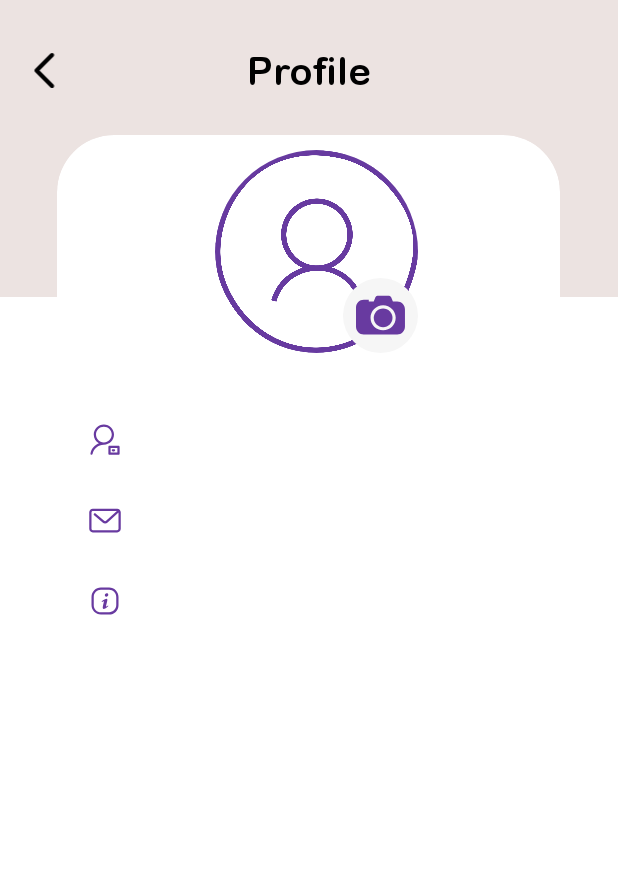
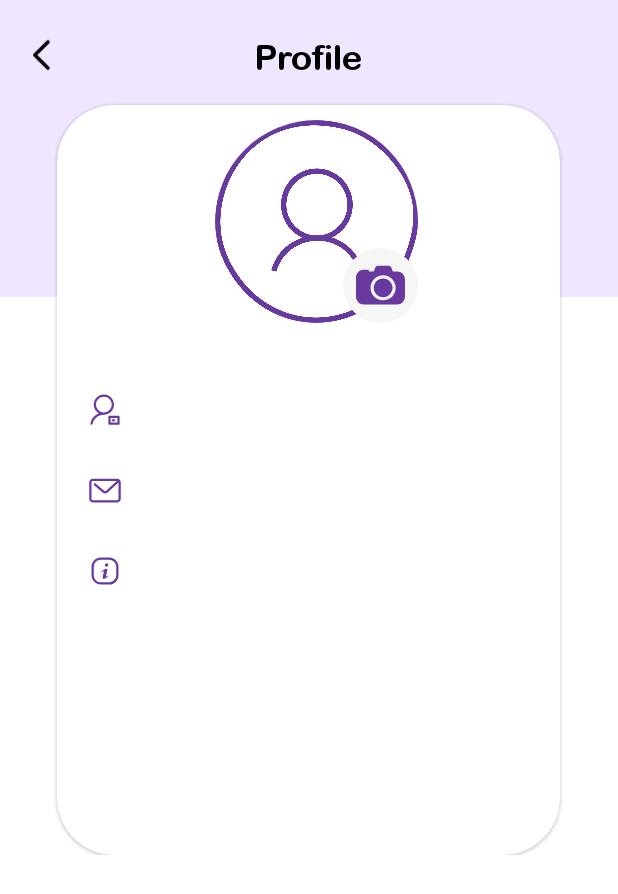
Before and after one commit to MahsaMoadab/ColorNotesApp, an Android app: the ProfileActivity screen opened directly, with no data from a screen before it, on a phone screen of 412 x 824 dp. Shown: the top 894 px of the screen. Run offline under Robolectric (Android 15) with nearby library versions, the phone set to English and light mode, and no system bars; our stand-ins replace CircleImageView, Firebase (no records; nobody signed in at launch, a user with empty details on screens opened directly), Picasso; libraries missing offline, so code that uses them is left out: com.theartofdev.edmodo; 6 statements that could not run were skipped.

Commit message:
Last change

```diff
--- a/app/src/main/res/drawable/back_profile.xml
+++ b/app/src/main/res/drawable/back_profile.xml
@@ -3,7 +3,7 @@
     android:shape="rectangle"
     xmlns:android="http://schemas.android.com/apk/res/android">
 
-    <solid android:color="@color/purple"/>
+    <solid android:color="@color/light_purple"/>
     <corners
         android:bottomLeftRadius="48sp"
         android:bottomRightRadius="48sp"/>
--- a/app/src/main/res/layout/activity_add_notes.xml
+++ b/app/src/main/res/layout/activity_add_notes.xml
@@ -34,7 +34,7 @@
             android:gravity="center"
             android:text="@string/add_note"
             android:textColor="@color/black"
-            android:textSize="24sp" />
+            android:textSize="22sp" />
 
         <ImageView
             android:id="@+id/back_home"
--- a/app/src/main/res/layout/activity_on_boarding.xml
+++ b/app/src/main/res/layout/activity_on_boarding.xml
@@ -53,7 +53,7 @@
             android:id="@+id/btn_start"
             android:layout_width="221dp"
             android:layout_height="wrap_content"
-            android:layout_marginBottom="48dp"
+            android:layout_marginBottom="46dp"
             android:background="@drawable/back_button"
             android:text="Get Started"
             android:visibility="invisible"
--- a/app/src/main/res/layout/activity_profile.xml
+++ b/app/src/main/res/layout/activity_profile.xml
@@ -20,25 +20,25 @@
             android:layout_width="match_parent"
             android:layout_height="198dp"
             android:padding="14dp"
-            android:background="@color/lighte_purple">
+            android:background="@color/light_purple">
 
             <TextView
                 android:layout_width="wrap_content"
                 android:layout_height="wrap_content"
                 android:layout_centerHorizontal="true"
-                android:layout_marginTop="18dp"
+                android:layout_marginTop="10dp"
                 android:fontFamily="@font/arlrbbd"
                 android:text="Profile"
                 android:textColor="@color/black"
-                android:textSize="26sp" />
+                android:textSize="23sp" />
 
             <ImageView
                 android:id="@+id/back_account"
-                android:layout_width="32dp"
-                android:layout_height="30dp"
+                android:layout_width="28dp"
+                android:layout_height="25dp"
                 android:layout_alignParentLeft="true"
                 android:layout_centerHorizontal="true"
-                android:layout_marginTop="18dp"
+                android:layout_marginTop="10dp"
                 android:autofillHints="Edit Profile"
                 android:src="@drawable/ic_back" />
 
@@ -47,9 +47,9 @@
         <com.google.android.material.card.MaterialCardView
             android:id="@+id/info"
             android:layout_width="335dp"
-            android:layout_height="550dp"
+            android:layout_height="500dp"
             android:layout_centerHorizontal="true"
-            android:layout_marginTop="90dp"
+            android:layout_marginTop="70dp"
             app:cardCornerRadius="38dp">
 
             <RelativeLayout
--- a/app/src/main/res/layout/fragment_home.xml
+++ b/app/src/main/res/layout/fragment_home.xml
@@ -43,7 +43,7 @@
             android:fontFamily="@font/arlrbbd"
             android:text="@string/your_name"
             android:textColor="@color/purple"
-            android:textSize="19sp"
+            android:textSize="18sp"
             android:padding="3dp"/>
         <TextView
             android:id="@+id/user_email"
--- a/app/src/main/res/layout/fragment_user.xml
+++ b/app/src/main/res/layout/fragment_user.xml
@@ -36,7 +36,7 @@
                     android:layout_marginTop="18dp"
                     android:fontFamily="@font/arlrbbd"
                     android:text="My Account"
-                    android:textColor="@color/white"
+                    android:textColor="@color/purple"
                     android:textSize="22sp" />
 
             </RelativeLayout>
```
